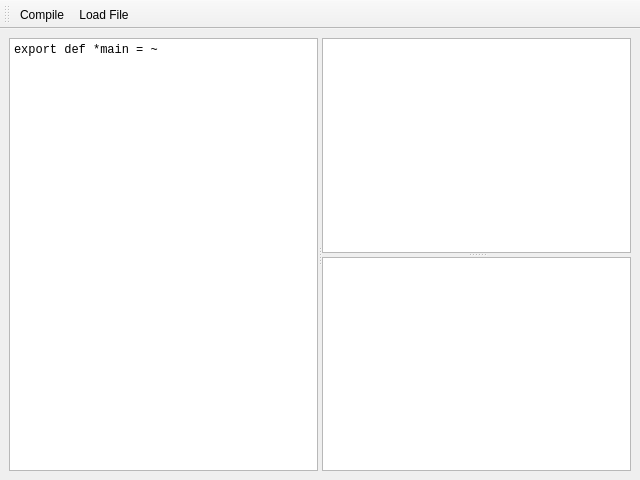
First picture: the form in tools/ylliab/yphbtwindow.ui, repository 8051Enthusiast/yabo, before the edit.
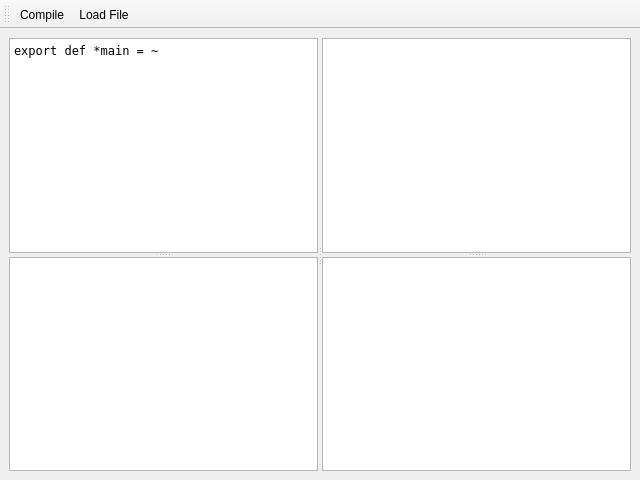
Second picture: the form after the edit. Custom widgets are drawn as their Qt base class.

Commit message: show compile errors properly

The edit to the form file:
```diff
--- a/tools/ylliab/yphbtwindow.ui
+++ b/tools/ylliab/yphbtwindow.ui
@@ -16,20 +16,48 @@
   <widget class="QWidget" name="centralwidget">
    <layout class="QHBoxLayout" name="horizontalLayout">
     <item>
-     <widget class="QSplitter" name="splitter_2">
+     <widget class="QSplitter" name="splitter_3">
       <property name="orientation">
        <enum>Qt::Horizontal</enum>
       </property>
+      <widget class="QSplitter" name="splitter_2">
+       <property name="orientation">
+        <enum>Qt::Vertical</enum>
+       </property>
       <widget class="QPlainTextEdit" name="plainTextEdit">
        <property name="font">
         <font>
-         <family>Monospace</family>
+          <family>  DejaVu Sans Mono</family>
+          <italic>false</italic>
+          <bold>false</bold>
         </font>
        </property>
        <property name="plainText">
         <string>export def *main = ~</string>
        </property>
       </widget>
+       <widget class="CompilerErrorView" name="errorView">
+        <property name="enabled">
+         <bool>true</bool>
+        </property>
+        <property name="font">
+         <font>
+          <family>DejaVu Sans Mono</family>
+          <italic>false</italic>
+          <bold>false</bold>
+         </font>
+        </property>
+        <property name="lineWrapMode">
+         <enum>QTextEdit::NoWrap</enum>
+        </property>
+        <property name="readOnly">
+         <bool>true</bool>
+        </property>
+        <property name="textInteractionFlags">
+         <set>Qt::TextSelectableByMouse</set>
+        </property>
+       </widget>
+      </widget>
       <widget class="QSplitter" name="splitter">
        <property name="orientation">
         <enum>Qt::Vertical</enum>
@@ -99,6 +127,11 @@
    <extends>QTableView</extends>
    <header>hexview.hpp</header>
   </customwidget>
+  <customwidget>
+   <class>CompilerErrorView</class>
+   <extends>QTextEdit</extends>
+   <header>compiler_error_view.hpp</header>
+  </customwidget>
  </customwidgets>
  <resources/>
  <connections/>
```
Lines whose indentation alone changed are shown as unchanged. The commit also changes 6 other files.
